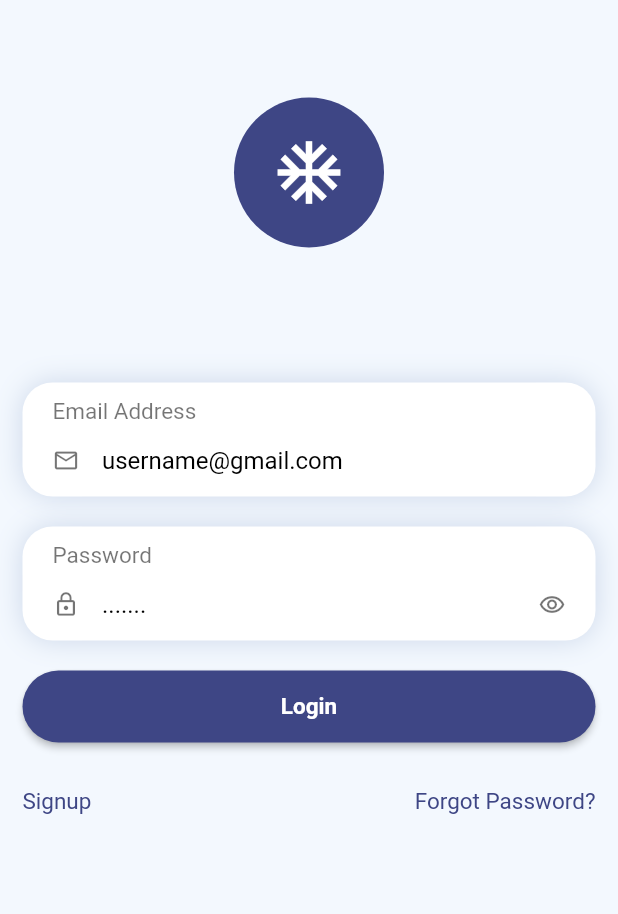
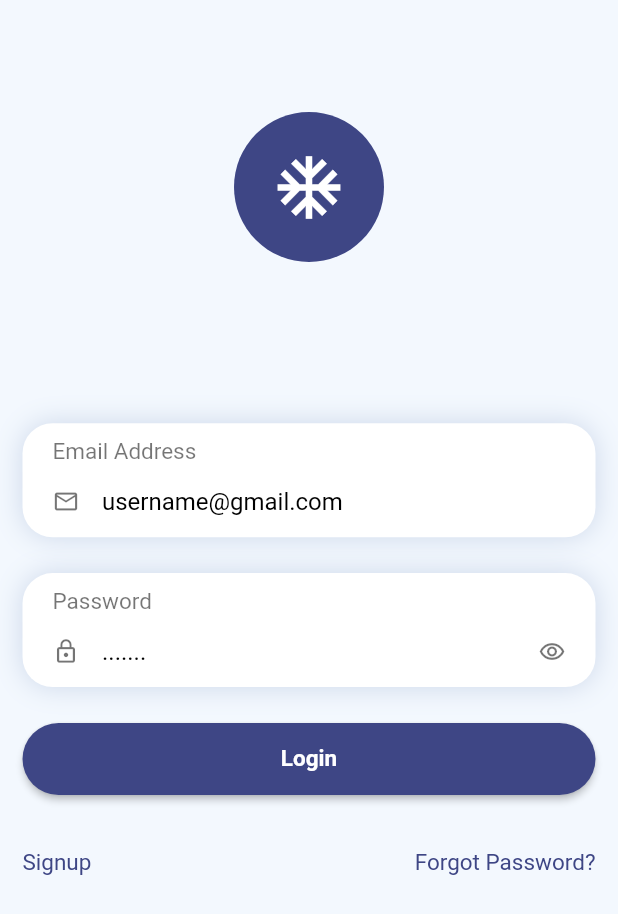
Before and after one commit to ruchitaruchitakamthe6797/dietsource_app, a Flutter app: the screen it shows after launch, on a phone screen of 412 x 824 dp. Shown: the top 914 px of the screen. Run offline on Flutter 3.47's test engine with Material 2 defaults, Android fonts, the phone set to English and light mode, and no system bars; our stand-ins replace flutter_screenutil; missing offline and left inert: circle_list; Roboto replaces fonts that are missing (verdana_regular).

Commit message:
made some changes

```diff
--- a/lib/constant/app_colors.dart
+++ b/lib/constant/app_colors.dart
@@ -11,4 +11,7 @@ class AppColors {
   static const Color bottomBarIconColor = Color(0xFF5c5f64);
   static const Color cardShadowColor = Color(0xFFccd7e9);
   static const Color amountColor = Color(0xFF515892);
+  static const Color circleColor = Color(0xFFeff6ff);
+
+
 }
--- a/lib/main.dart
+++ b/lib/main.dart
@@ -2,6 +2,7 @@ import 'package:dietsource_app/ui/login_page.dart';
 import 'package:dietsource_app/ui/profile_page.dart';
 import 'package:dietsource_app/ui/recent_transactions.dart';
 import 'package:flutter/material.dart';
+import 'package:flutter_screenutil/flutter_screenutil.dart';
 
 void main() {
   runApp(const MyApp());
@@ -13,6 +14,11 @@ class MyApp extends StatelessWidget {
   // This widget is the root of your application.
   @override
   Widget build(BuildContext context) {
+    return ScreenUtilInit(
+        designSize: const Size(360, 690),
+        minTextAdapt: true,
+        splitScreenMode: true,
+        builder: (context, child) {
           return MaterialApp(
             title: 'Flutter Demo',
             theme: ThemeData(
@@ -29,5 +35,6 @@ class MyApp extends StatelessWidget {
             ),
             home: const LoginPage(),
           );
+        });
   }
 }
--- a/lib/ui/login_page.dart
+++ b/lib/ui/login_page.dart
@@ -7,6 +7,7 @@ import 'package:dietsource_app/widgets/login_textfeild.dart';
 import 'package:dietsource_app/widgets/password_feild.dart';
 import 'package:dietsource_app/widgets/textbutton_widget.dart';
 import 'package:flutter/material.dart';
+import 'package:flutter_screenutil/src/size_extension.dart';
 
 class LoginPage extends StatefulWidget {
   const LoginPage({Key? key}) : super(key: key);
@@ -37,7 +38,7 @@ class _LoginPageState extends State<LoginPage> {
                 children: [
                   // Image.asset(''),
                   SizedBox(
-                    height: 50,
+                    height: 50.h,
                   ),
                   CircleAvatar(
                     backgroundColor: AppColors.buttonColor,
@@ -49,19 +50,19 @@ class _LoginPageState extends State<LoginPage> {
                     ), //Text
                   ),
                   SizedBox(
-                    height: 90,
+                    height: 90.h,
                   ),
                   _buildEmailFeild(),
                   SizedBox(
-                    height: 20,
+                    height: 20.h,
                   ),
                   _buildPassWordFeild(),
                   SizedBox(
-                    height: 20,
+                    height: 20.h,
                   ),
                   _buildButton(),
                   SizedBox(
-                    height: 30,
+                    height: 30.h,
                   ),
                   Row(
                     children: [
--- a/pubspec.yaml
+++ b/pubspec.yaml
@@ -36,6 +36,7 @@ dependencies:
   cupertino_icons: ^1.0.2
   http: 0.13.3
   flutter_screenutil: ^5.0.1
+  circle_list: ^1.0.5
 
 
 dev_dependencies:
```
Also changed, not shown: lib/ui/circle_list.dart (added, +25 -0 lines), lib/ui/recent_transactions.dart (+43 -1 lines), pubspec.lock. Lines whose indentation alone changed are shown as unchanged.
